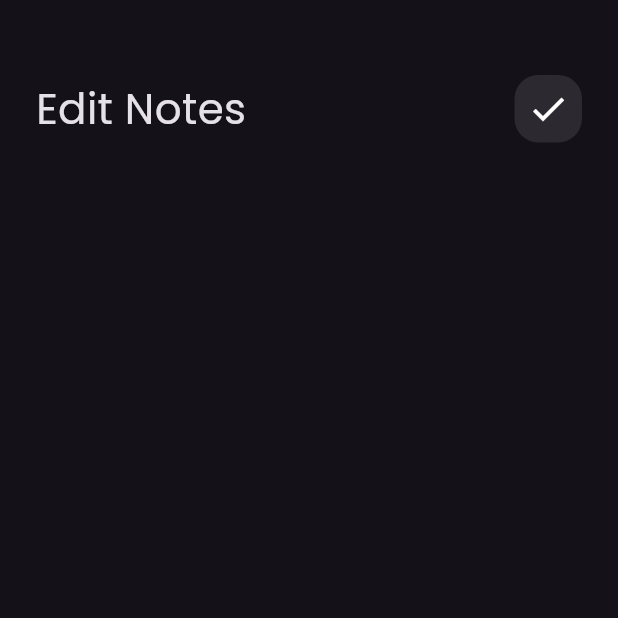
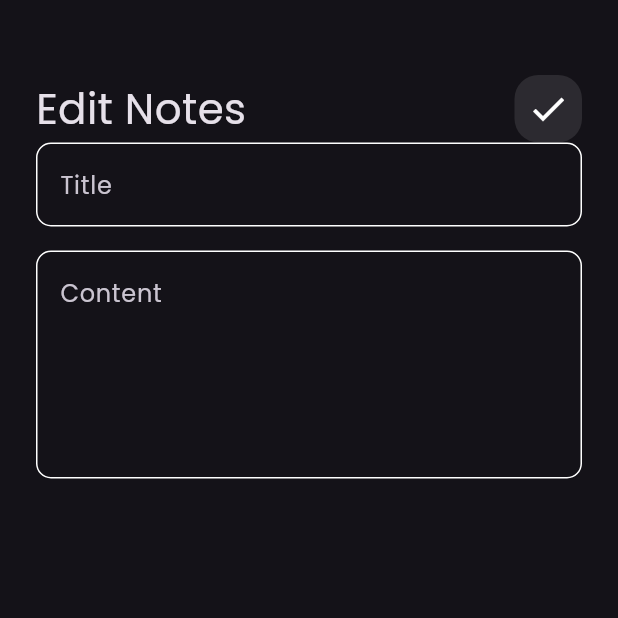
Before and after one commit to Eng-Mosad-99/notes, a Flutter app: the EditNoteView screen opened directly, on a phone screen of 412 x 824 dp, the top half of it. Run offline on Flutter 3.47's test engine with Material 3 defaults, Android fonts, the phone set to English and light mode, and no system bars; our stand-ins replace font_awesome_flutter.

Commit message:
edit note view done

```diff
--- a/lib/widgets/edit_note_view_body.dart
+++ b/lib/widgets/edit_note_view_body.dart
@@ -1,5 +1,6 @@
 import 'package:flutter/material.dart';
 import 'package:notes/widgets/custom_appBar.dart';
+import 'package:notes/widgets/custom_text_form_field.dart';
 
 class EditNoteViewBody extends StatelessWidget {
   const EditNoteViewBody({super.key});
@@ -17,6 +18,16 @@ class EditNoteViewBody extends StatelessWidget {
             text: 'Edit Notes',
             icon: Icons.check,
           ),
+          CustomTextFormField(
+            hntText: 'Title',
+          ),
+          SizedBox(
+            height: 16,
+          ),
+          CustomTextFormField(
+            hntText: 'Content',
+            maxLines: 5,
+          ),
         ],
       ),
     );
```
